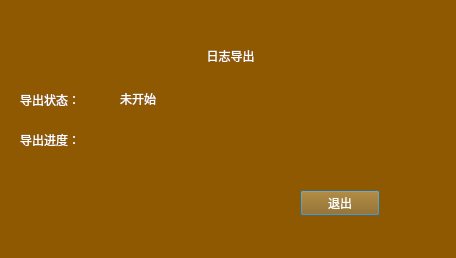
Before: the Qt Designer form BusBar-Qt/logs/logbranch/logbrancheleexportdlg.ui in luozhiyong131/BusBar, drawn with Qt 5.
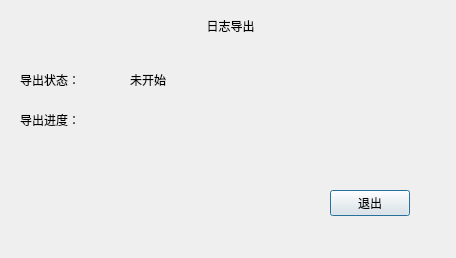
After: the same form once the commit is applied.

```diff
--- a/BusBar-Qt/logs/logbranch/logbrancheleexportdlg.ui
+++ b/BusBar-Qt/logs/logbranch/logbrancheleexportdlg.ui
@@ -14,15 +14,13 @@
    <string>Dialog</string>
   </property>
   <property name="styleSheet">
-   <string notr="true">background-color: rgb(143, 89, 2);
-font: 57 14pt &quot;Ubuntu&quot;;
-color: rgb(255, 255, 255);</string>
+   <string notr="true"/>
   </property>
   <widget class="QLabel" name="label_4">
    <property name="geometry">
     <rect>
      <x>20</x>
-     <y>130</y>
+     <y>110</y>
      <width>81</width>
      <height>20</height>
     </rect>
@@ -34,7 +32,7 @@
   <widget class="QPushButton" name="pushButton">
    <property name="geometry">
     <rect>
-     <x>300</x>
+     <x>330</x>
      <y>190</y>
      <width>80</width>
      <height>26</height>
@@ -48,7 +46,7 @@
    <property name="geometry">
     <rect>
      <x>20</x>
-     <y>90</y>
+     <y>70</y>
      <width>81</width>
      <height>20</height>
     </rect>
@@ -61,8 +59,8 @@
    <property name="geometry">
     <rect>
      <x>130</x>
-     <y>120</y>
-     <width>251</width>
+     <y>100</y>
+     <width>281</width>
      <height>41</height>
     </rect>
    </property>
@@ -71,7 +69,7 @@
    <property name="geometry">
     <rect>
      <x>10</x>
-     <y>40</y>
+     <y>10</y>
      <width>441</width>
      <height>31</height>
     </rect>
@@ -86,10 +84,10 @@
   <widget class="QLabel" name="statusLab">
    <property name="geometry">
     <rect>
-     <x>120</x>
-     <y>90</y>
+     <x>130</x>
+     <y>70</y>
      <width>281</width>
-     <height>18</height>
+     <height>20</height>
     </rect>
    </property>
    <property name="text">
```
